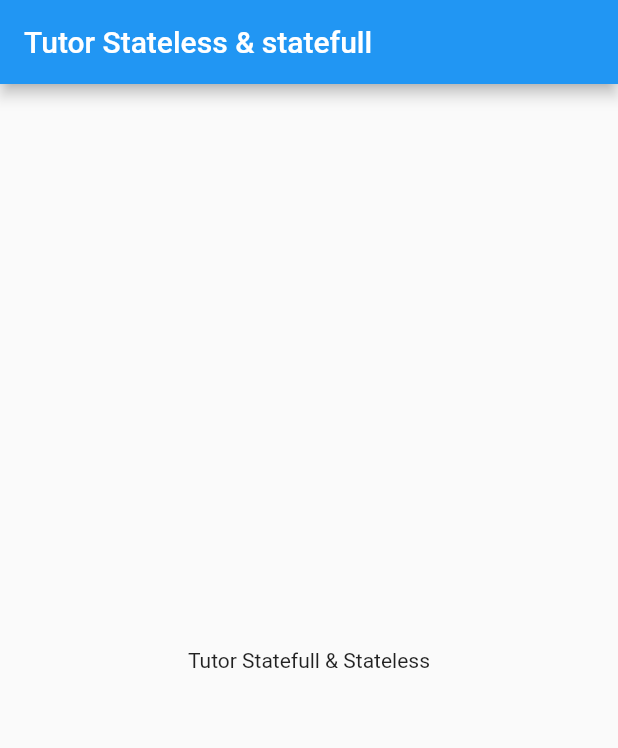
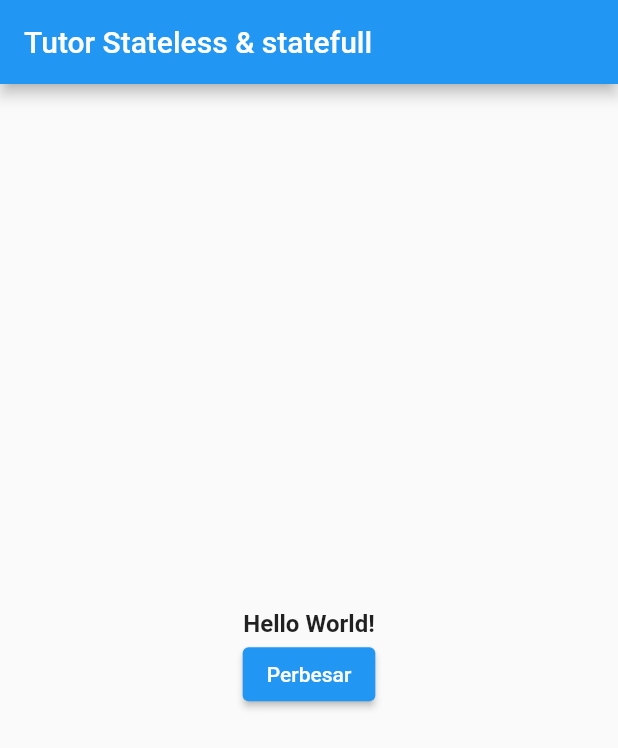
Before and after one commit to farabie/flutter_dcd_tutor, a Flutter app: the screen it shows after launch, after a tap on "01. Stateless & Statefull Widget", on a phone screen of 412 x 824 dp. Shown: the top 748 px of the screen. Run offline on Flutter 3.47's test engine with Material 2 defaults, Android fonts, the phone set to English and light mode, and no system bars.

Commit message:
Stateless & Statefull

```diff
--- a/lib/main.dart
+++ b/lib/main.dart
@@ -1,4 +1,5 @@
 import 'package:flutter/material.dart';
+import 'package:flutter_dcd_tutor/ui/page/hello_world.dart';
 import 'package:flutter_dcd_tutor/ui/page/scafoldflut.dart';
 import 'package:flutter_dcd_tutor/ui/page/stateless_statefull_flut.dart';
 import 'package:flutter_dcd_tutor/ui/widget/menu_belajar.dart';
@@ -34,8 +35,14 @@ class HomePage extends StatelessWidget {
               MenuBelajar(
                 name: "01. Stateless & Statefull Widget",
                 menuBelajar: StatelessStatefullFlut(),
-                name2: "02. Scafold Tutorial",
-                menuBelajar2: ScafoldFlut(),
+                name2: "02. Hello World",
+                menuBelajar2: const HelloWorld(),
+              ),
+              MenuBelajar(
+                name: "03. Scaffold",
+                menuBelajar: StatelessStatefullFlut(),
+                name2: "04. Container",
+                menuBelajar2: const HelloWorld(),
               ),
             ],
           )
--- /dev/null
+++ b/lib/ui/page/hello_world.dart
@@ -0,0 +1,25 @@
+import 'package:flutter/material.dart';
+
+class HelloWorld extends StatelessWidget {
+  const HelloWorld({super.key});
+
+  @override
+  Widget build(BuildContext context) {
+    return MaterialApp(
+      home: Scaffold(
+        appBar: AppBar(
+          title: Text('Hello World!'),
+        ),
+        body: const Center(
+          child: Text(
+            'Hello World',
+            style: TextStyle(
+              fontSize: 16,
+              fontWeight: FontWeight.bold,
+            ),
+          ),
+        ),
+      ),
+    );
+  }
+}
--- a/lib/ui/page/stateless_statefull_flut.dart
+++ b/lib/ui/page/stateless_statefull_flut.dart
@@ -1,4 +1,6 @@
 import 'package:flutter/material.dart';
+import 'package:flutter_dcd_tutor/ui/widget/bigger_text.dart';
+import 'package:flutter_dcd_tutor/ui/widget/heading.dart';
 
 class StatelessStatefullFlut extends StatelessWidget {
   @override
@@ -21,8 +23,8 @@ class _MainPageState extends State<MainPage> {
       appBar: AppBar(
         title: Text('Tutor Stateless & statefull'),
       ),
-      body: Center(
-        child: Text('Tutor Statefull & Stateless'),
+      body: const Center(
+        child: BiggerText(text: 'Hello World!'),
       ),
     );
   }
--- /dev/null
+++ b/lib/ui/widget/bigger_text.dart
@@ -0,0 +1,33 @@
+import 'package:flutter/material.dart';
+
+class BiggerText extends StatefulWidget {
+  final String text;
+  const BiggerText({super.key, required this.text});
+
+  @override
+  State<BiggerText> createState() => _BiggerTextState();
+}
+
+class _BiggerTextState extends State<BiggerText> {
+  double _textSize = 16;
+  @override
+  Widget build(BuildContext context) {
+    return Column(
+      mainAxisAlignment: MainAxisAlignment.center,
+      children: <Widget>[
+        Text(
+          widget.text,
+          style: TextStyle(fontSize: _textSize, fontWeight: FontWeight.bold),
+        ),
+        ElevatedButton(
+          onPressed: () {
+            setState(() {
+              _textSize = 32.0;
+            });
+          },
+          child: const Text("Perbesar"),
+        )
+      ],
+    );
+  }
+}
```
Also changed, not shown: lib/ui/widget/heading.dart (added, +18 -0 lines).
